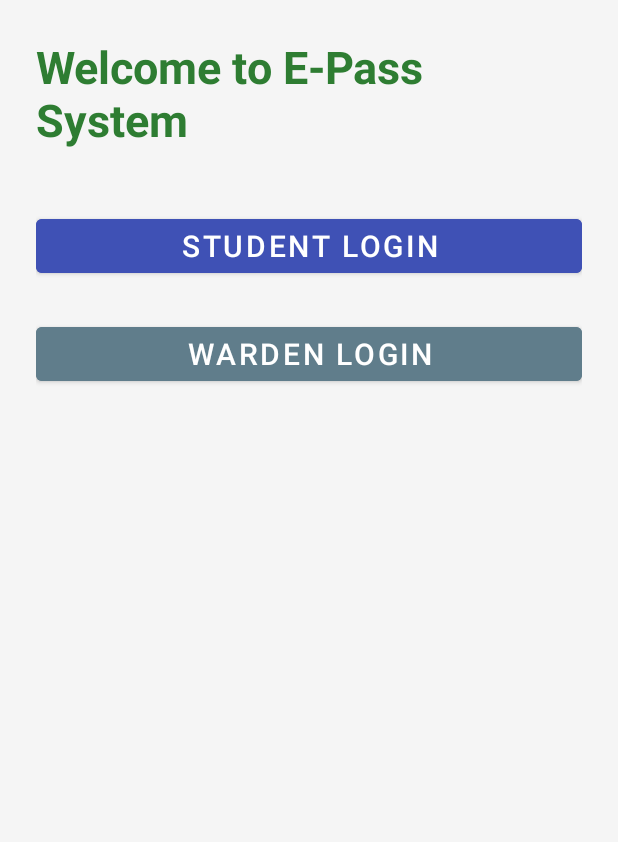
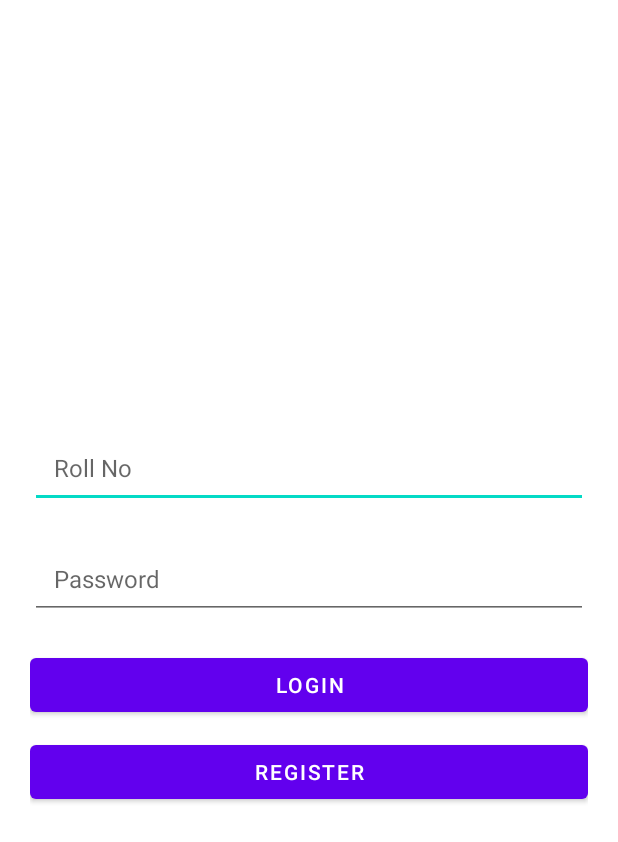
Before and after one commit to Sakssmama01/HOSTEL-PASS, an Android app: the screen it shows after launch (MainActivity before the commit, LoginActivity after it), on a phone screen of 412 x 824 dp. Shown: the top 842 px of the screen. Run offline under Robolectric (Android 15) with nearby library versions, the phone set to English and light mode, and no system bars.

Commit message:
udated version for Hostel paas with login system../

```diff
--- /dev/null
+++ b/app/src/main/java/com/example/epaas/LoginActivity.kt
@@ -0,0 +1,56 @@
+package com.example.epaas
+
+import android.content.Context
+import android.content.Intent
+import android.os.Bundle
+import android.widget.Button
+import android.widget.EditText
+import android.widget.Toast
+import androidx.appcompat.app.AppCompatActivity
+import com.safehostel.MainActivity
+import com.safehostel.R
+import com.safehostel.RegisterActivity
+
+class LoginActivity : AppCompatActivity() {
+
+    private lateinit var rollNoEditText: EditText
+    private lateinit var passwordEditText: EditText
+    private lateinit var loginButton: Button
+    private lateinit var registerHereButton: Button
+
+    override fun onCreate(savedInstanceState: Bundle?) {
+        super.onCreate(savedInstanceState)
+        setContentView(R.layout.activity_login)
+
+        rollNoEditText = findViewById(R.id.et_roll_no)
+        passwordEditText = findViewById(R.id.et_password)
+        loginButton = findViewById(R.id.btn_login)
+        registerHereButton = findViewById(R.id.btn_register_here)
+
+        loginButton.setOnClickListener {
+            val rollNo = rollNoEditText.text.toString()
+            val password = passwordEditText.text.toString()
+
+            if (validateLogin(rollNo, password)) {
+                val sharedPreferences = getSharedPreferences("UserCredentials", Context.MODE_PRIVATE)
+                sharedPreferences.edit().putBoolean("isLoggedIn", true).apply()
+
+                val intent = Intent(this, MainActivity::class.java)
+                startActivity(intent)
+                finish()
+            } else {
+                Toast.makeText(this, "Invalid credentials", Toast.LENGTH_SHORT).show()
+            }
+        }
+
+        registerHereButton.setOnClickListener {
+            startActivity(Intent(this, RegisterActivity::class.java))
+        }
+    }
+
+    private fun validateLogin(rollNo: String, password: String): Boolean {
+        val sharedPreferences = getSharedPreferences("UserCredentials", Context.MODE_PRIVATE)
+        val savedPassword = sharedPreferences.getString(rollNo, null)
+        return savedPassword == password
+    }
+}
--- /dev/null
+++ b/app/src/main/res/layout/activity_login.xml
@@ -0,0 +1,45 @@
+<?xml version="1.0" encoding="utf-8"?>
+<LinearLayout xmlns:android="http://schemas.android.com/apk/res/android"
+    android:orientation="vertical"
+    android:layout_width="match_parent"
+    android:layout_height="match_parent"
+    android:padding="20dp"
+    android:gravity="center">
+
+    <!-- Roll Number EditText -->
+    <EditText
+        android:id="@+id/et_roll_no"
+        android:layout_width="match_parent"
+        android:layout_height="wrap_content"
+        android:hint="Roll No"
+        android:padding="16dp"
+        android:textSize="16sp"
+        android:layout_marginBottom="20dp"/>
+
+    <!-- Password EditText -->
+    <EditText
+        android:id="@+id/et_password"
+        android:layout_width="match_parent"
+        android:layout_height="wrap_content"
+        android:hint="Password"
+        android:inputType="textPassword"
+        android:padding="16dp"
+        android:textSize="16sp"
+        android:layout_marginBottom="20dp"/>
+
+    <!-- Login Button -->
+    <Button
+        android:id="@+id/btn_login"
+        android:layout_width="match_parent"
+        android:layout_height="wrap_content"
+        android:text="Login"
+        android:layout_marginBottom="10dp"/>
+
+    <!-- Register Button -->
+    <Button
+        android:id="@+id/btn_register_here"
+        android:layout_width="match_parent"
+        android:layout_height="wrap_content"
+        android:text="Register" />
+
+</LinearLayout>
--- a/app/src/main/res/layout/activity_main.xml
+++ b/app/src/main/res/layout/activity_main.xml
@@ -1,10 +1,12 @@
 <?xml version="1.0" encoding="utf-8"?>
 <androidx.constraintlayout.widget.ConstraintLayout xmlns:android="http://schemas.android.com/apk/res/android"
     xmlns:app="http://schemas.android.com/apk/res-auto"
+    xmlns:tools="http://schemas.android.com/tools"
     android:layout_width="match_parent"
     android:layout_height="match_parent"
     android:padding="24dp"
-    android:background="#F5F5F5">
+    android:background="#F5F5F5"
+    tools:context=".MainActivity">
 
     <!-- Title Text -->
     <TextView
@@ -18,8 +20,7 @@
         app:layout_constraintTop_toTopOf="parent"
         app:layout_constraintStart_toStartOf="parent"
         app:layout_constraintEnd_toEndOf="parent"
-        app:layout_constraintBottom_toTopOf="@id/studentButton"
-        app:layout_constraintVertical_bias="0.2" />
+        android:layout_marginTop="60dp" />
 
     <!-- Student Login Button -->
     <com.google.android.material.button.MaterialButton
@@ -30,11 +31,11 @@
         android:textSize="20sp"
         android:textColor="#FFFFFF"
         android:elevation="8dp"
+        android:backgroundTint="#3F51B5"
         android:layout_marginTop="40dp"
         app:layout_constraintTop_toBottomOf="@id/tv_title"
         app:layout_constraintStart_toStartOf="parent"
-        app:layout_constraintEnd_toEndOf="parent"
-        android:backgroundTint="#3F51B5" />
+        app:layout_constraintEnd_toEndOf="parent" />
 
     <!-- Warden Login Button -->
     <com.google.android.material.button.MaterialButton
@@ -45,9 +46,25 @@
         android:textSize="20sp"
         android:textColor="#FFFFFF"
         android:elevation="8dp"
+        android:backgroundTint="#607D8B"
         android:layout_marginTop="24dp"
         app:layout_constraintTop_toBottomOf="@id/studentButton"
         app:layout_constraintStart_toStartOf="parent"
-        app:layout_constraintEnd_toEndOf="parent"
-        android:backgroundTint="#607D8B" />
+        app:layout_constraintEnd_toEndOf="parent" />
+
+    <!-- Smaller View Leave History Button -->
+    <com.google.android.material.button.MaterialButton
+        android:id="@+id/btn_view_history"
+        android:layout_width="wrap_content"
+        android:layout_height="wrap_content"
+        android:text="View History"
+        android:textSize="14sp"
+        android:textColor="#FFFFFF"
+        android:elevation="4dp"
+        android:backgroundTint="#FFA000"
+        android:layout_marginTop="20dp"
+        app:layout_constraintTop_toBottomOf="@id/wardenButton"
+        app:layout_constraintStart_toStartOf="parent"
+        app:layout_constraintEnd_toEndOf="parent" />
+
 </androidx.constraintlayout.widget.ConstraintLayout>
```
Also changed, not shown: app/src/main/AndroidManifest.xml (+39 -21 lines), app/src/main/java/com/example/epaas/ApplyLeaveActivity.kt (+10 -0 lines), app/src/main/java/com/example/epaas/LeaveEntry.kt (added, +8 -0 lines), app/src/main/java/com/example/epaas/LeaveHistoryActivity.kt (added, +35 -0 lines), app/src/main/java/com/example/epaas/LeaveHistoryAdapter.kt (added, +34 -0 lines), app/src/main/java/com/example/epaas/MainActivity.kt (+20 -10 lines), app/src/main/java/com/safehostel/RegisterActivity.kt (added, +47 -0 lines), app/src/main/res/layout/activity_leave_history.xml (added, +18 -0 lines), app/src/main/res/layout/activity_leave_history_adapter.xml (added, +31 -0 lines), app/src/main/res/layout/activity_register.xml (added, +62 -0 lines), 1 other file.
